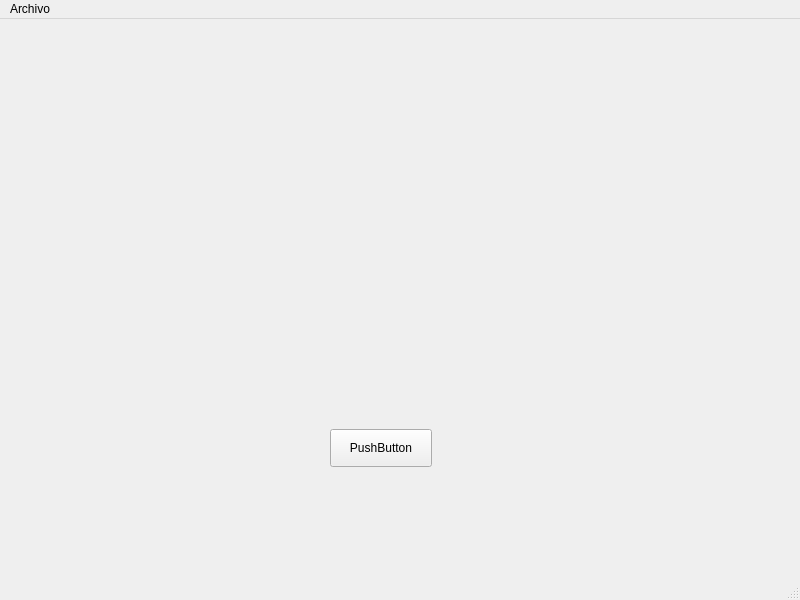
First picture: the form in infomesasmain.ui, repository waltermas-gitter/infomesas-gui, before the edit.
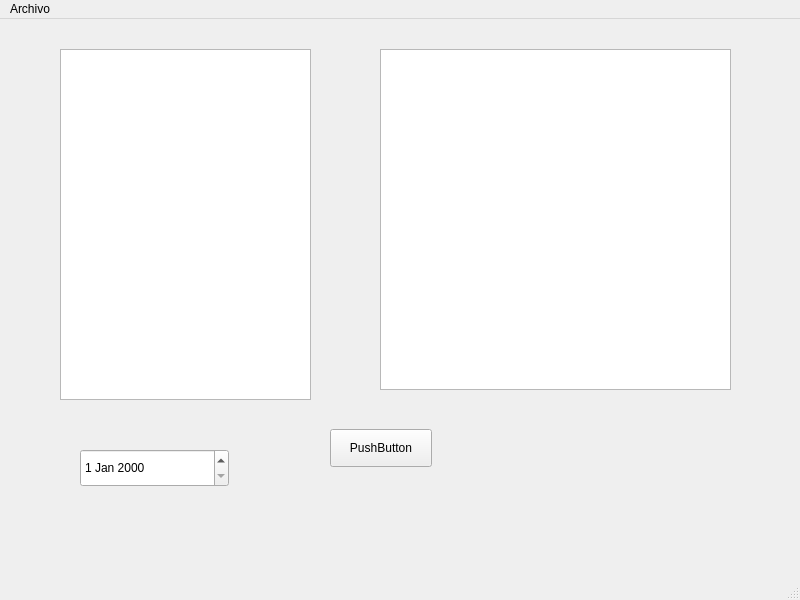
Second picture: the form after the edit.

Commit message: probando ventanas

The edit to the form file:
```diff
--- a/infomesasmain.ui
+++ b/infomesasmain.ui
@@ -27,6 +27,36 @@
      <string>PushButton</string>
     </property>
    </widget>
+   <widget class="QTableWidget" name="pedidosTableWidget">
+    <property name="geometry">
+     <rect>
+      <x>60</x>
+      <y>30</y>
+      <width>251</width>
+      <height>351</height>
+     </rect>
+    </property>
+   </widget>
+   <widget class="QTableView" name="pedidosTableView">
+    <property name="geometry">
+     <rect>
+      <x>380</x>
+      <y>30</y>
+      <width>351</width>
+      <height>341</height>
+     </rect>
+    </property>
+   </widget>
+   <widget class="QDateEdit" name="dateEdit">
+    <property name="geometry">
+     <rect>
+      <x>80</x>
+      <y>430</y>
+      <width>149</width>
+      <height>38</height>
+     </rect>
+    </property>
+   </widget>
   </widget>
   <widget class="QMenuBar" name="menubar">
    <property name="geometry">
```
The commit also changes 2 other files.
